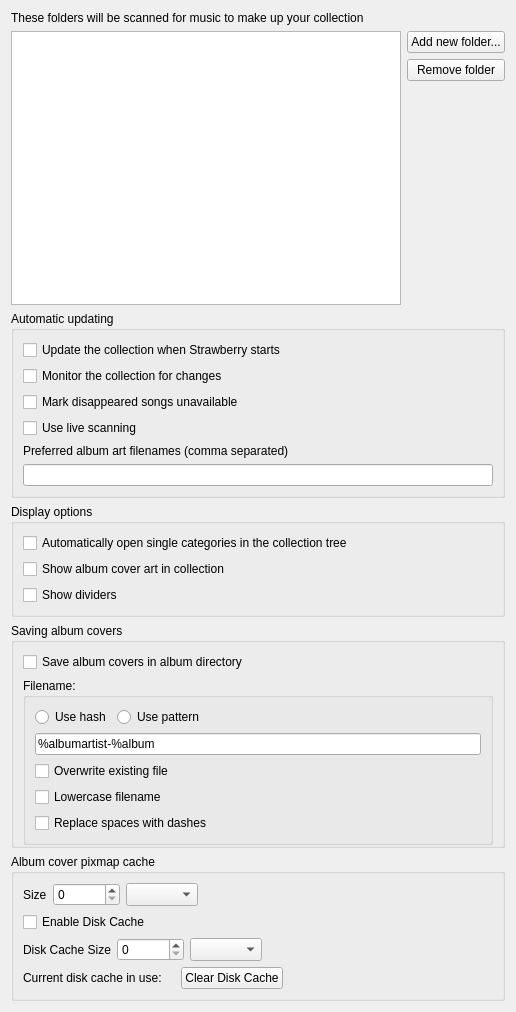
Qt form src/settings/collectionsettingspage.ui (strawberrymusicplayer/strawberry) before a commit.
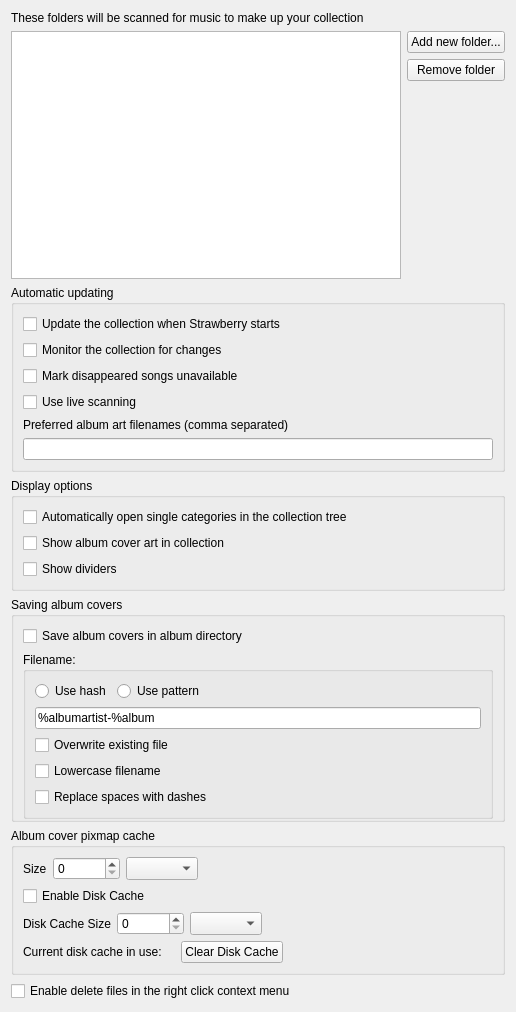
The same form after that commit.

Commit message:
Add optional delete from disk in collection and playlist
Fixes #284

```diff
--- a/src/settings/collectionsettingspage.ui
+++ b/src/settings/collectionsettingspage.ui
@@ -450,6 +450,13 @@
      </layout>
     </widget>
    </item>
+   <item>
+    <widget class="QCheckBox" name="checkbox_delete_files">
+     <property name="text">
+      <string>Enable delete files in the right click context menu</string>
+     </property>
+    </widget>
+   </item>
   </layout>
  </widget>
  <tabstops>
```
The commit also changes 18 other files.
